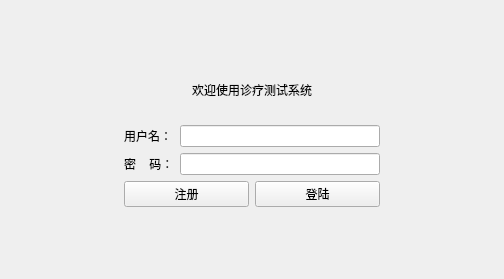
fhwhsa/HDATS, file experiment04/login.ui: the form before one commit.
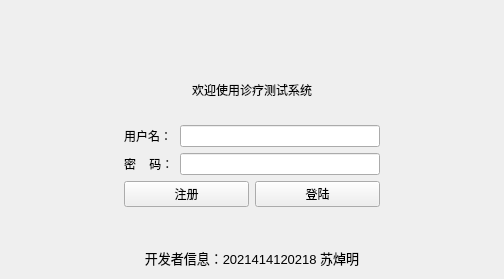
The form after the commit.

Commit message: 实现患者信息的添加和修改，并更改了数据库结构

Patch:
```diff
--- a/experiment04/login.ui
+++ b/experiment04/login.ui
@@ -164,6 +164,21 @@
        </item>
       </layout>
      </item>
+     <item>
+      <widget class="QLabel" name="label_4">
+       <property name="font">
+        <font>
+         <pointsize>10</pointsize>
+        </font>
+       </property>
+       <property name="text">
+        <string>开发者信息：2021414120218 苏焯明</string>
+       </property>
+       <property name="alignment">
+        <set>Qt::AlignCenter</set>
+       </property>
+      </widget>
+     </item>
     </layout>
    </item>
   </layout>
```
The commit also changes 23 other files.
